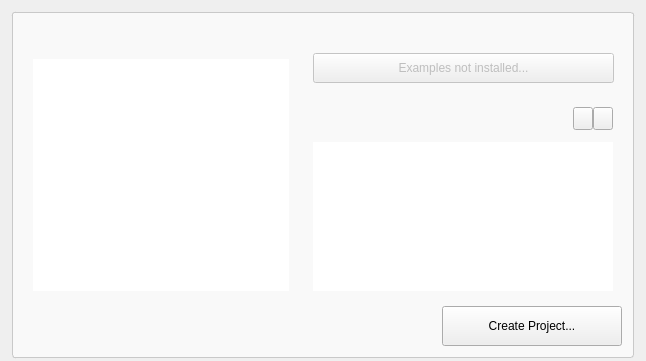
Before: the Qt Designer form src/plugins/qt4projectmanager/gettingstartedwelcomepagewidget.ui in qt-creator/qt-creator, drawn with Qt 5.
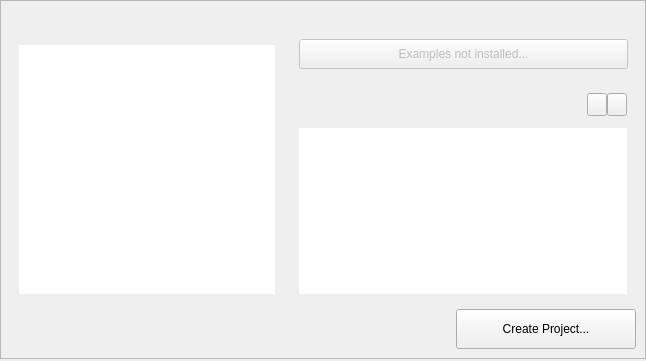
After: the same form once the commit is applied. Icons and pictures are not drawn. Custom widgets are drawn as their Qt base class.

Commit message:
Updated layouts for welcome screen
Got rid of the inner frame to make things look more
tab-like and less cluttered.

Patch:
```diff
--- a/src/plugins/qt4projectmanager/gettingstartedwelcomepagewidget.ui
+++ b/src/plugins/qt4projectmanager/gettingstartedwelcomepagewidget.ui
@@ -14,19 +14,22 @@
    <string>Form</string>
   </property>
   <layout class="QGridLayout" name="gridLayout_2">
+   <property name="leftMargin">
+    <number>0</number>
+   </property>
+   <property name="topMargin">
+    <number>0</number>
+   </property>
+   <property name="rightMargin">
+    <number>0</number>
+   </property>
    <property name="bottomMargin">
     <number>2</number>
    </property>
    <item row="2" column="0">
     <widget class="QFrame" name="contentframe">
      <property name="styleSheet">
-      <string notr="true">#contentframe{
-   border: 1px solid #c9c9c9;
-   border-radius: 3px;
-   padding: 2px;
-   background: #f9f9f9;
-   margin: 1px;
-}</string>
+      <string notr="true"/>
      </property>
      <property name="frameShape">
       <enum>QFrame::StyledPanel</enum>
@@ -245,7 +248,7 @@
                <property name="sizeHint" stdset="0">
                 <size>
                  <width>20</width>
-                 <height>2</height>
+                 <height>13</height>
                 </size>
                </property>
               </spacer>
@@ -302,7 +305,7 @@
                <property name="sizeHint" stdset="0">
                 <size>
                  <width>20</width>
-                 <height>2</height>
+                 <height>13</height>
                 </size>
                </property>
               </spacer>
```
Left out of the diff: 45 changed lines with no effect on the pictures. The commit also changes 4 other files.
